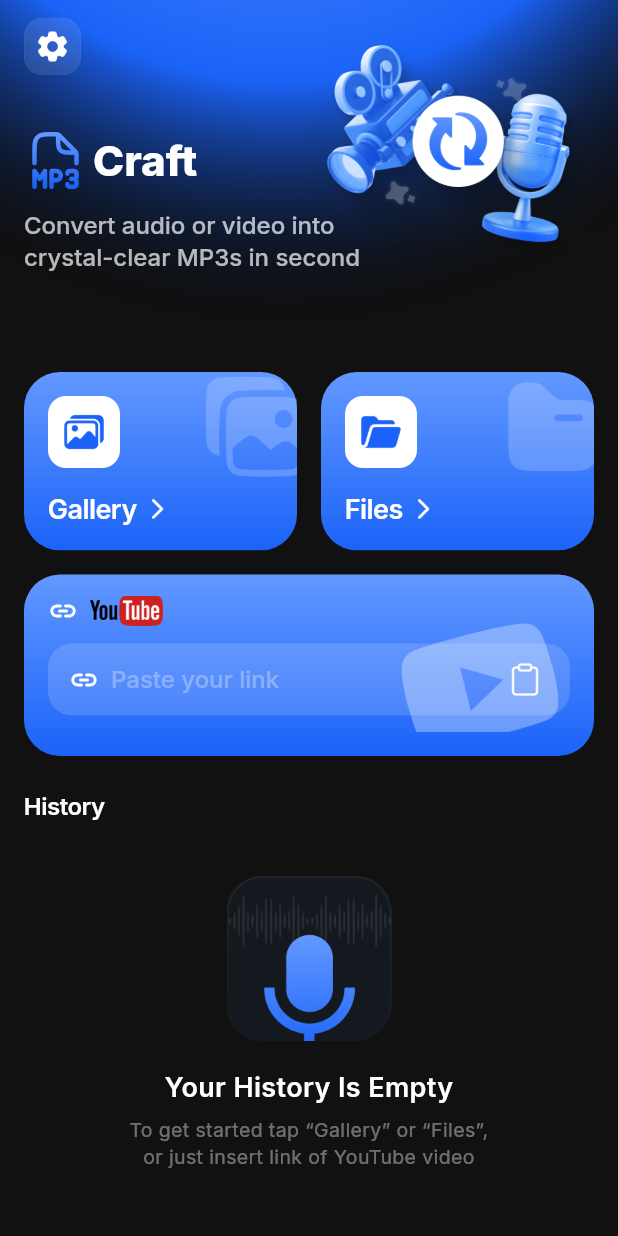
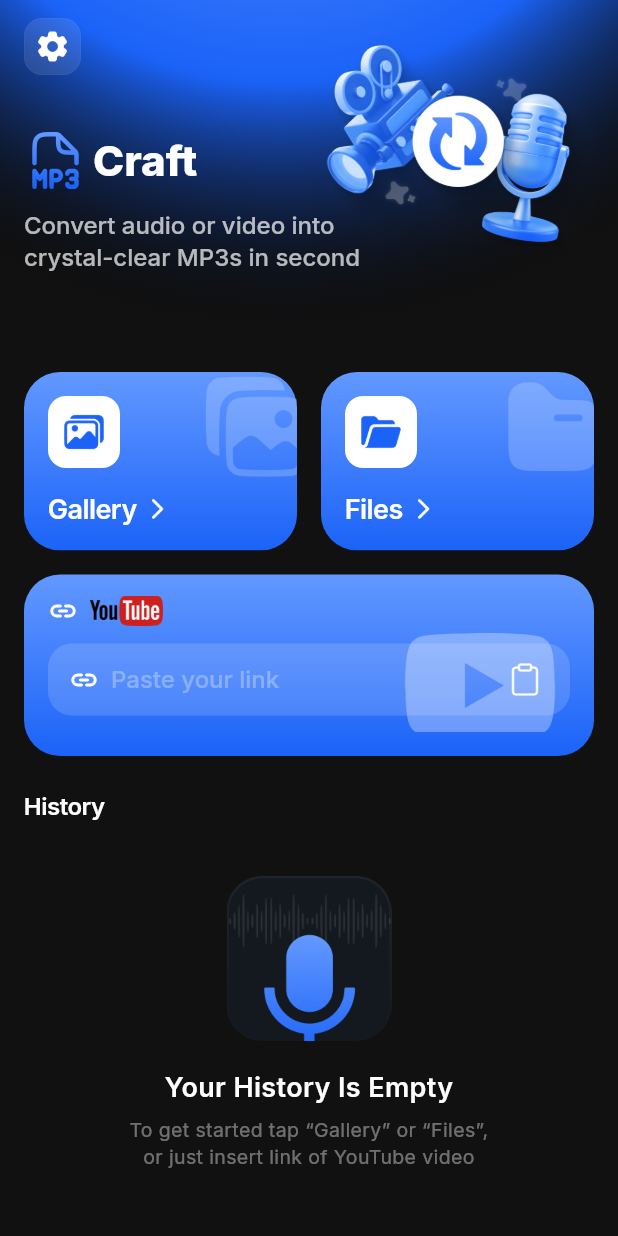
Before and after one commit to aleksandr-chaika/video-to-audio, a Flutter app: the screen it shows after launch, on a phone screen of 412 x 824 dp. Run offline on Flutter 3.47's test engine with Material 3 defaults, Android fonts, the phone set to English and light mode, and no system bars; our stand-ins replace dartz, dio, equatable, file_picker, flutter_bloc, get_it and 6 more; accounts and stored records are empty.

Commit message:
fix(ui): убрать поворот -14° с YouTube play-decoration — оставить прямой

```diff
--- a/mobile/lib/core/widgets/url_input_field.dart
+++ b/mobile/lib/core/widgets/url_input_field.dart
@@ -98,8 +98,6 @@ class _UrlInputFieldState extends State<UrlInputField> {
             width: 120,
             height: 120,
             child: IgnorePointer(
-              child: Transform.rotate(
-                angle: -14.01 * 3.1415926535 / 180, // -14.01° в радианах
               child: Opacity(
                 opacity: 0.32,
                 child: Image.asset(
@@ -109,7 +107,6 @@ class _UrlInputFieldState extends State<UrlInputField> {
                   errorBuilder:
                       (BuildContext c, Object err, StackTrace? st) =>
                           const SizedBox.shrink(),
-                  ),
                 ),
               ),
             ),
```
Lines whose indentation alone changed are shown as unchanged.
